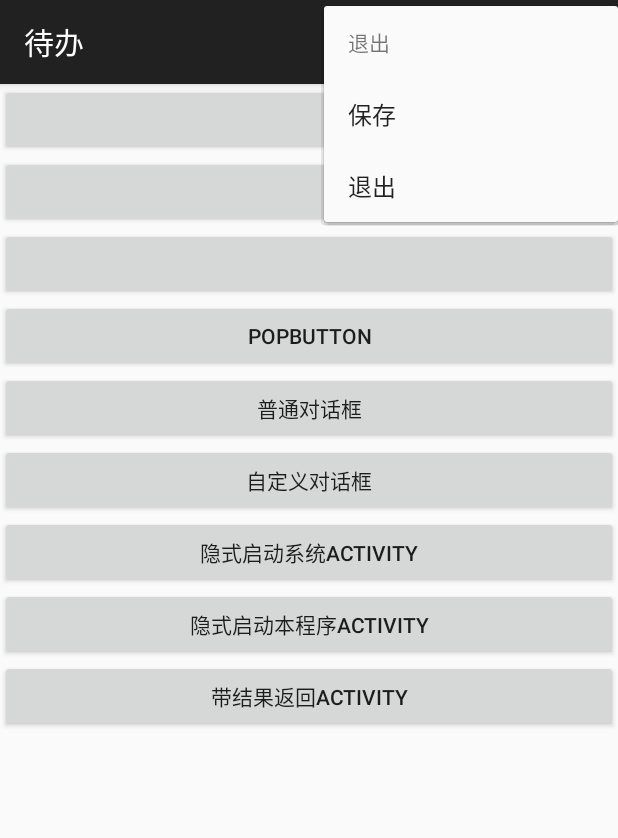
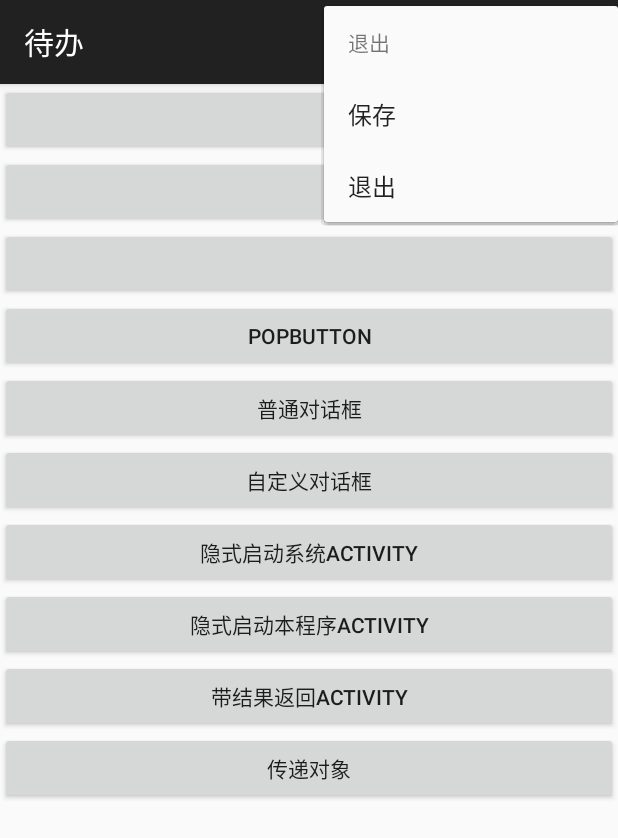
Before and after one commit to AKA-LinCoder/basic_android, an Android app: the screen it shows after launch (LifeActivity), in the options menu, after a tap on "退出", on a phone screen of 412 x 824 dp. Shown: the top 838 px of the screen. Run offline under Robolectric (Android 15) with nearby library versions, the phone set to English and light mode, and no system bars.

Commit message:
页面跳转传对象

```diff
--- a/app/src/main/java/com/echo/basicleaning/demo/component/LifeActivity.kt
+++ b/app/src/main/java/com/echo/basicleaning/demo/component/LifeActivity.kt
@@ -41,7 +41,7 @@ class LifeActivity : AppCompatActivity(),View.OnClickListener {
         binding.button2.setOnClickListener(this)
         launcher = registerForActivityResult(ActivityResultContracts.StartActivityForResult()){
                 result->
-            if (result.resultCode == 100) {
+            if (result.resultCode == RESULT_OK) {
                 val data: Intent? = result.data
                 // 处理返回数据
                 val returnedValue = data?.getStringExtra("key_name")
@@ -63,8 +63,18 @@ class LifeActivity : AppCompatActivity(),View.OnClickListener {
 
         binding.open1.setOnClickListener {
 
+            //打开系统应用
             val intent = Intent(Intent.ACTION_VIEW, Uri.parse("https://www.baidu.com"))
             startActivity(intent)
+
+        }
+        binding.open4.setOnClickListener {
+            //利用intent传对象
+            val s = Student("张三",18,"99")
+            val intent2 = Intent(this,ProgressBarActivity::class.java).apply {
+                putExtra("key",s)
+            }
+            startActivity(intent2)
         }
 
         binding.open2.setOnClickListener {
--- a/app/src/main/java/com/echo/basicleaning/demo/component/ProgressBarActivity.kt
+++ b/app/src/main/java/com/echo/basicleaning/demo/component/ProgressBarActivity.kt
@@ -1,8 +1,10 @@
 package com.echo.basicleaning.demo.component
 
 import android.content.Intent
+import android.os.Build
 import androidx.appcompat.app.AppCompatActivity
 import android.os.Bundle
+import android.util.Log
 import android.view.View
 import android.widget.RadioGroup.OnCheckedChangeListener
 import android.widget.SeekBar
@@ -18,6 +20,24 @@ class ProgressBarActivity : AppCompatActivity() {
         binding = ActivityProgressBarBinding.inflate(layoutInflater)
         myIntent = Intent(this,ButtonActivity::class.java)
         setContentView(binding.root)
+
+
+
+
+        // 方式1：使用新 API（Android 13+ 推荐）
+        val student = if (Build.VERSION.SDK_INT >= Build.VERSION_CODES.TIRAMISU) {
+            intent.getParcelableExtra("key", Student::class.java)
+        } else {
+            @Suppress("DEPRECATION")
+            intent.getParcelableExtra("key") as? Student // 旧方式（兼容低版本）
+        }
+        // 使用对象
+        student?.let {
+            Log.d("StudentInfo", "姓名: ${it.name}, 年龄: ${it.age}")
+            // 更新 UI 或执行业务逻辑
+        }
+
+
 
         Thread{
             run {
@@ -56,7 +76,7 @@ class ProgressBarActivity : AppCompatActivity() {
             }
 
         })
-        binding.goButton.setText("前往")
+        binding.goButton.text = "前往"
         binding.goButton.setOnClickListener ( object:View.OnClickListener{
             override fun onClick(v: View) {
 //                Toast.makeText(v.context,"123",Toast.LENGTH_LONG).show()
@@ -64,7 +84,7 @@ class ProgressBarActivity : AppCompatActivity() {
 //                startActivity(myIntent)
                 val resultIntent = Intent()
                 resultIntent.putExtra("key_name","你好啊")
-                setResult(100,resultIntent)
+                setResult(RESULT_OK,resultIntent)
                 finish()
 
             }
--- /dev/null
+++ b/app/src/main/java/com/echo/basicleaning/demo/component/Student.kt
@@ -0,0 +1,39 @@
+package com.echo.basicleaning.demo.component
+
+import android.os.Parcel
+import android.os.Parcelable
+
+data class Student(
+    val name: String,
+    var age: Int,
+    val studentId: String,
+    var grade: Double = 0.0
+):Parcelable{
+    constructor(parcel: Parcel) : this(
+        parcel.readString()!!,
+        parcel.readInt(),
+        parcel.readString()!!,
+        parcel.readDouble()
+    ) {
+    }
+
+    override fun describeContents(): Int = 0
+
+    override fun writeToParcel(dest: Parcel, flags: Int) {
+        dest.writeString(name)
+        dest.writeInt(age)
+        dest.writeString(studentId)
+        dest.writeDouble(grade)
+    }
+
+    companion object CREATOR : Parcelable.Creator<Student> {
+        override fun createFromParcel(parcel: Parcel): Student {
+            return Student(parcel)
+        }
+
+        override fun newArray(size: Int): Array<Student?> {
+            return arrayOfNulls(size)
+        }
+    }
+
+}
--- a/app/src/main/res/layout/activity_life.xml
+++ b/app/src/main/res/layout/activity_life.xml
@@ -60,5 +60,11 @@
         android:layout_height="wrap_content"
         android:text="带结果返回activity"
         />
+    <Button
+        android:id="@+id/open4"
+        android:layout_width="match_parent"
+        android:layout_height="wrap_content"
+        android:text="传递对象"
+        />
 
 </LinearLayout>
```
